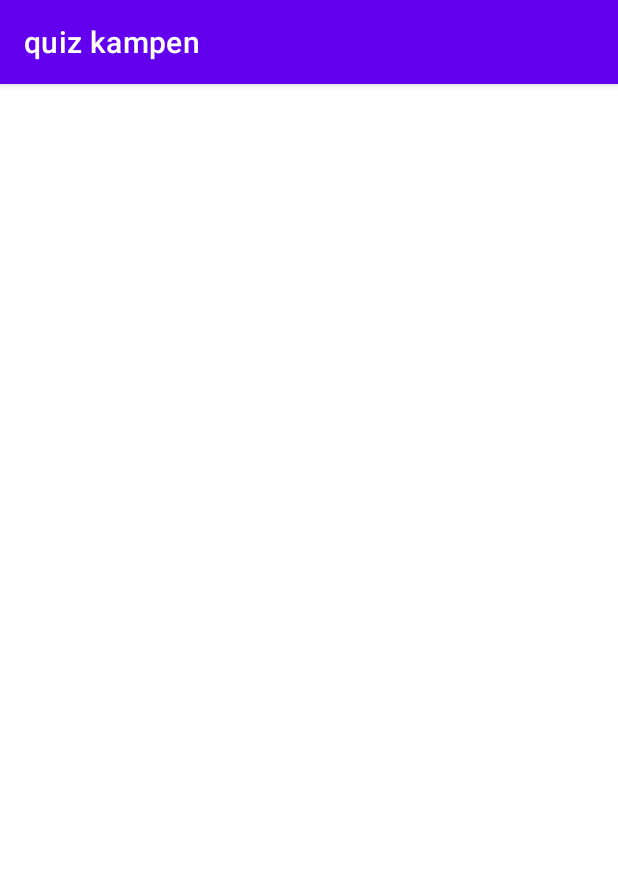
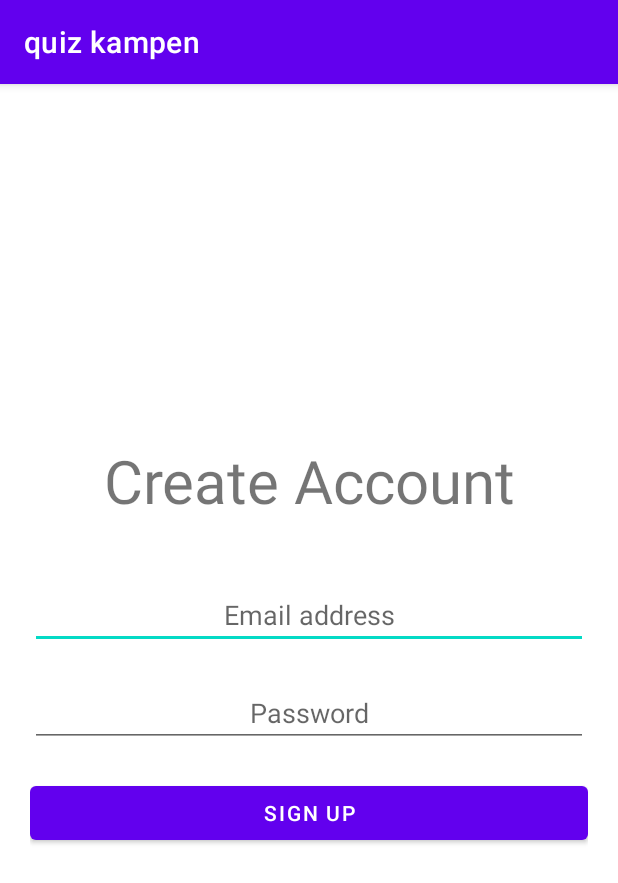
Before and after one commit to Saregard/module-306-a-team, an Android app: the CreateAccount screen opened directly, with no data from a screen before it, on a phone screen of 412 x 824 dp. Shown: the top 883 px of the screen. Run offline under Robolectric (Android 15) with nearby library versions, the phone set to English and light mode, and no system bars.

Commit message:
feat: Create Account
Creation of account with password and e-mail.

Creating variables for viewbinding

```diff
--- a/app/src/main/java/se/linerotech/quizkampen/CreateAccount.kt
+++ b/app/src/main/java/se/linerotech/quizkampen/CreateAccount.kt
@@ -2,10 +2,20 @@ package se.linerotech.quizkampen
 
 import androidx.appcompat.app.AppCompatActivity
 import android.os.Bundle
+import android.widget.Button
+import android.widget.EditText
 
 class CreateAccount : AppCompatActivity() {
+    private var mySignUpButton: Button? = null
+    private var myPassword: EditText? = null
+    private var myEmail: EditText? = null
+
     override fun onCreate(savedInstanceState: Bundle?) {
         super.onCreate(savedInstanceState)
         setContentView(R.layout.activity_create_account)
+        mySignUpButton = findViewById(R.id.buttonSignUp)
+        myPassword = findViewById(R.id.editTextSignUpPassword)
+        myEmail = findViewById(R.id.editTextSignUpEmail)
+
     }
 }
--- a/app/src/main/res/layout/activity_create_account.xml
+++ b/app/src/main/res/layout/activity_create_account.xml
@@ -1,9 +1,48 @@
 <?xml version="1.0" encoding="utf-8"?>
-<androidx.constraintlayout.widget.ConstraintLayout xmlns:android="http://schemas.android.com/apk/res/android"
+<LinearLayout
+    xmlns:android="http://schemas.android.com/apk/res/android"
     xmlns:app="http://schemas.android.com/apk/res-auto"
     xmlns:tools="http://schemas.android.com/tools"
     android:layout_width="match_parent"
     android:layout_height="match_parent"
-    tools:context=".CreateAccount">
+    android:orientation="vertical"
+    android:gravity="center"
+    android:layout_margin="20dp">
 
-</androidx.constraintlayout.widget.ConstraintLayout>
+    <TextView
+        android:text="Create Account"
+        android:textSize="40sp"
+        android:layout_width="match_parent"
+        android:layout_height="wrap_content"
+        android:gravity="center_horizontal"
+        android:textAlignment="center"
+        android:layout_marginBottom="40dp"
+        />
+
+    <EditText
+        android:id="@+id/editTextSignUpEmail"
+        android:layout_width="match_parent"
+        android:layout_height="wrap_content"
+        android:hint="@string/email_address"
+        android:textAlignment="center"
+        android:gravity="center_horizontal"
+        android:layout_marginBottom="20dp"
+        android:inputType="textEmailAddress"/>
+
+    <EditText
+        android:id="@+id/editTextSignUpPassword"
+        android:layout_width="match_parent"
+        android:layout_height="wrap_content"
+        android:hint="@string/password"
+        android:textAlignment="center"
+        android:gravity="center_horizontal"
+        android:layout_marginBottom="20dp"
+        android:inputType="textPassword" />
+
+    <Button
+        android:id="@+id/buttonSignUp"
+        android:text="Sign up"
+        android:layout_width="match_parent"
+        android:layout_marginBottom="20dp"
+        android:layout_height="wrap_content"/>
+</LinearLayout>
```
